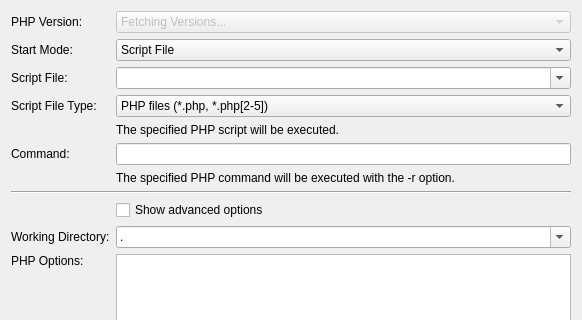
Old version of the form src/brickv/plugin_system/plugins/red/ui/program_page_php.ui in the repository Tinkerforge/brickv; both pictures show x 0 to 582 and y 0 to 320 of the 582 by 689 pixel window.
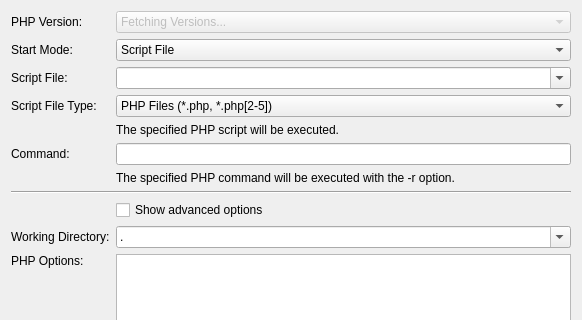
New version of the form. Custom widgets are drawn as their Qt base class.

```diff
--- a/src/brickv/plugin_system/plugins/red/ui/program_page_php.ui
+++ b/src/brickv/plugin_system/plugins/red/ui/program_page_php.ui
@@ -226,7 +226,7 @@
        </item>
        <item>
         <property name="text">
-         <string>PHP files (*.php, *.php[2-5])</string>
+         <string>PHP Files (*.php, *.php[2-5])</string>
         </property>
        </item>
       </widget>
```
Left out of the diff: 2 changed lines with no effect on the pictures.
